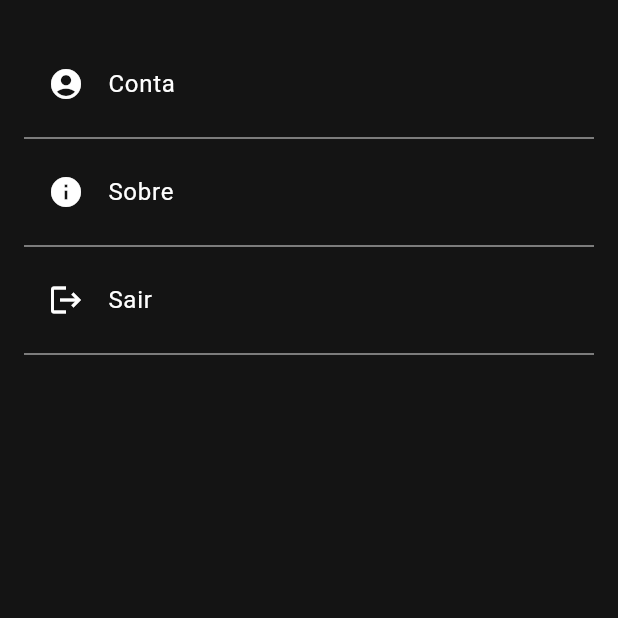
After one commit to EduardoBorges0/Currency_Converter, a Flutter app: the Settings screen opened directly, on a phone screen of 412 x 824 dp, the top half of it. The commit adds this screen. Run offline on Flutter 3.47's test engine with Material 3 defaults, Android fonts, the light colour scheme and no system bars; our stand-ins replace cloud_firestore, connectivity_plus, dio, firebase_auth, firebase_core, flutter_bloc; accounts and stored records are empty.

Commit message:
creating settings and logout

```diff
--- /dev/null
+++ b/lib/domain/options/settings_options.dart
@@ -0,0 +1,24 @@
+import 'package:flutter/material.dart';
+
+enum SettingsOptions {
+  account(
+    icon: Icons.account_circle,
+    title: 'Conta',
+  ),
+  about(
+    icon: Icons.info,
+    title: 'Sobre',
+  ),
+  logout(
+    icon: Icons.logout,
+    title: 'Sair',
+  );
+
+  final IconData icon;
+  final String title;
+
+  const SettingsOptions({
+    required this.icon,
+    required this.title,
+  });
+}
--- /dev/null
+++ b/lib/presentation/view/bottom_navigation/settings/settings.dart
@@ -0,0 +1,56 @@
+import 'package:firebase_auth/firebase_auth.dart';
+import 'package:flutter/cupertino.dart';
+import 'package:flutter/material.dart';
+import 'package:u_coin/domain/options/settings_options.dart';
+
+class Settings extends StatefulWidget{
+  @override
+  State<StatefulWidget> createState() => SettingsState();
+}
+class SettingsState extends State<Settings> {
+  @override
+  Widget build(BuildContext context) {
+    return Scaffold(
+      backgroundColor: Color(0xFF141414),
+      body: Padding(
+        padding: const EdgeInsets.symmetric(horizontal: 16, vertical: 8),
+        child: Column(
+          children: [
+            const SizedBox(height: 20),
+            ...List.generate(SettingsOptions.values.length, (i) {
+              final option = SettingsOptions.values[i];
+              return Column(
+                children: [
+                  ListTile(
+                    leading: Icon(option.icon, color: Colors.white),
+                    title: Text(option.title, style: const TextStyle(color: Colors.white)),
+                    onTap: () {
+                      switch (option) {
+                        case SettingsOptions.account:
+                          Navigator.pushNamed(context, '/account');
+                          break;
+                        case SettingsOptions.about:
+                          Navigator.pushNamed(context, '/about');
+                          break;
+                        case SettingsOptions.logout:
+                          FirebaseAuth.instance.signOut().then((_) {
+                            Navigator.pushReplacementNamed(context, '/login');
+                          }).catchError((error) {
+                            ScaffoldMessenger.of(context).showSnackBar(
+                              SnackBar(content: Text('Erro ao sair: $error')),
+                            );
+                          });
+                          break;
+                      }
+                    },
+                  ),
+                  const Divider(color: Colors.grey),
+                ],
+              );
+            }),
+          ],
+        ),
+      ),
+    );
+  }
+}
```
Also changed, not shown: lib/data/network/firebase/save_favorite_coin_firestore.dart (+12 -0 lines), lib/main.dart (+1 -9 lines), lib/presentation/view/bottom_navigation/currency/currency_coin_component.dart (added, +108 -0 lines), lib/presentation/view/bottom_navigation/currency/currency_coin_view.dart (added, +69 -0 lines), lib/presentation/view/bottom_navigation/favorites/favorites_coin.dart (added, +61 -0 lines), lib/presentation/view/currency/currency_coin.dart (deleted, +0 -148 lines), lib/presentation/view/bottom_navigation/settings/options/about_screen.dart (added), lib/presentation/view/bottom_navigation/settings/options/account_screen.dart (added).
